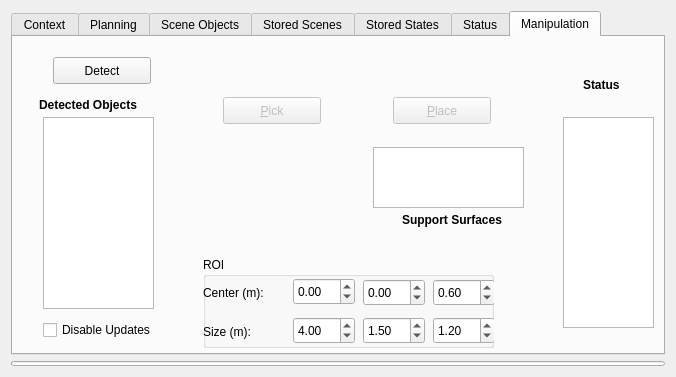
First picture: the form in visualization/motion_planning_rviz_plugin/src/ui/motion_planning_rviz_plugin_frame.ui, repository moveit/moveit_ros, before the edit.
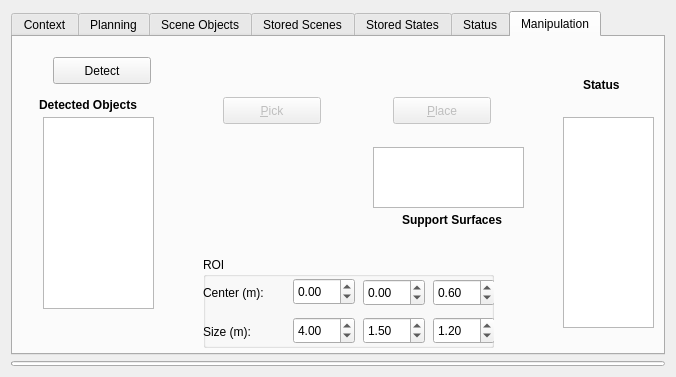
Second picture: the form after the edit.

Commit message: using start and stop monitor functions to setup pick and place correctly, added start and stop for occupancymonitor itself in planning_scene_monitor

Diff of the .ui file:
```diff
--- a/visualization/motion_planning_rviz_plugin/src/ui/motion_planning_rviz_plugin_frame.ui
+++ b/visualization/motion_planning_rviz_plugin/src/ui/motion_planning_rviz_plugin_frame.ui
@@ -1428,19 +1428,6 @@
         <string>Support Surfaces</string>
        </property>
       </widget>
-      <widget class="QCheckBox" name="update_octomap_checkbox">
-       <property name="geometry">
-        <rect>
-         <x>30</x>
-         <y>282</y>
-         <width>141</width>
-         <height>22</height>
-        </rect>
-       </property>
-       <property name="text">
-        <string>Disable Updates</string>
-       </property>
-      </widget>
      </widget>
     </widget>
    </item>
```
Left out of the diff: 2 changed lines with no effect on the pictures. The commit also changes 9 other files.
